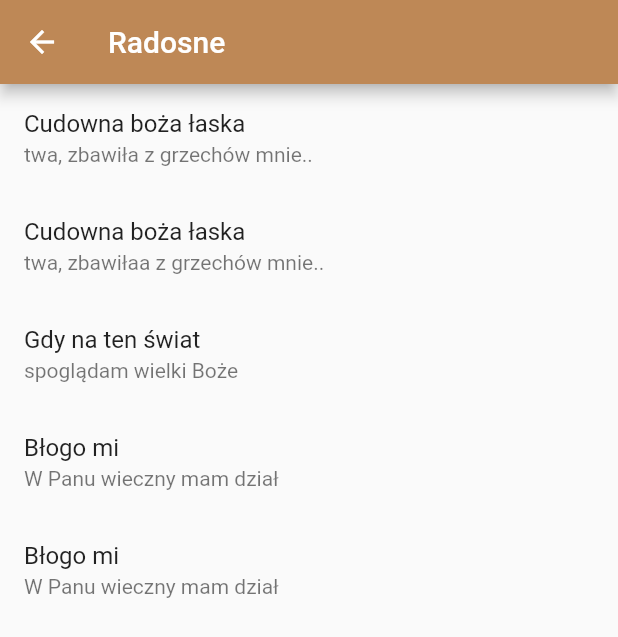
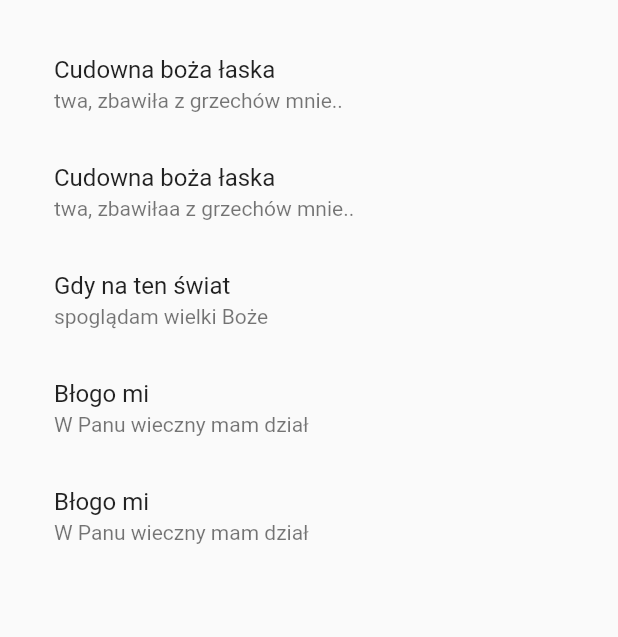
Before and after one commit to Wikcio1618/HymnalApp, a Flutter app: the CategoryMenu widget shown alone on an empty page, opened directly, after a tap on "Radosne", on a phone screen of 412 x 824 dp. Shown: the top 637 px of the screen. Run offline on Flutter 3.47's test engine with Material 2 defaults, Android fonts, the phone set to English and light mode, and no system bars; our stand-ins replace google_fonts.

Commit message:
categories changes

```diff
--- a/lib/search/category_discover.dart
+++ b/lib/search/category_discover.dart
@@ -13,11 +13,11 @@ class DiscoverCategoryPage extends StatelessWidget {
 
   @override
   Widget build(BuildContext context) {
-    return Scaffold(
-      appBar: AppBar(title: Text(Categories.values[option].name)),
-      body: ListView.builder(
-          itemCount: hymnsOfCategory.length, itemBuilder: tileBuilder),
-    );
+    return ListView.builder(
+        physics: const BouncingScrollPhysics(),
+        shrinkWrap: true,
+        itemCount: hymnsOfCategory.length,
+        itemBuilder: tileBuilder);
   }
 
   Widget tileBuilder(BuildContext context, int index) =>
--- a/lib/search/search_category.dart
+++ b/lib/search/search_category.dart
@@ -1,5 +1,7 @@
 import 'package:flutter/material.dart';
 import 'package:hymnal_app/model/enums.dart';
+import 'package:hymnal_app/services/navigation_song_notifier.dart';
+import 'package:provider/provider.dart';
 import 'category_discover.dart';
 import '../model/hymn.dart';
 
@@ -13,9 +15,11 @@ class CategoryMenu extends StatefulWidget {
 class _CategoryMenuState extends State<CategoryMenu> {
   @override
   Widget build(BuildContext context) {
-    return Container(
+    return Consumer<StateAndSongNotifier>(
+      builder: (context, state, child) => Container(
         padding: const EdgeInsets.all(20.0),
-      child: GridView.builder(
+        child: state.categoryState == null
+            ? GridView.builder(
                 physics: const NeverScrollableScrollPhysics(),
                 shrinkWrap: true,
                 gridDelegate: const SliverGridDelegateWithFixedCrossAxisCount(
@@ -25,17 +29,20 @@ class _CategoryMenuState extends State<CategoryMenu> {
                   crossAxisSpacing: 10,
                 ),
                 itemCount: Categories.values.length,
-          itemBuilder: buttonBuilder),
+                itemBuilder: buttonBuilder)
+            : DiscoverCategoryPage(state.categoryState!),
+      ),
     );
   }
 
   Widget buttonBuilder(BuildContext context, int index) {
-    return OutlinedButton(
+    return Consumer<StateAndSongNotifier>(
+      builder: (context, state, child) => OutlinedButton(
         style: ButtonStyle(
             backgroundColor:
                 MaterialStateProperty.all(Categories.values[index].color),
-          foregroundColor:
-              MaterialStateProperty.all(const Color.fromARGB(255, 111, 86, 55)),
+            foregroundColor: MaterialStateProperty.all(
+                const Color.fromARGB(255, 111, 86, 55)),
             shape: MaterialStateProperty.all(
               RoundedRectangleBorder(
                 side: const BorderSide(width: 2, color: Colors.black),
@@ -43,17 +50,13 @@ class _CategoryMenuState extends State<CategoryMenu> {
               ),
             )),
         onPressed: () {
-        Navigator.of(context).push(
-          MaterialPageRoute(
-            builder: (BuildContext context) {
-              return DiscoverCategoryPage(index);
-            },
-          ),
-        );
+          state.changeCategoryState(index);
+          state.changeSearchBarVisibility(false);
         },
         child: Text(
             style: const TextStyle(fontSize: 26),
             Hymn.getCategoriesSortedAlphabetically()[index].name),
+      ),
     );
   }
 }
--- a/lib/services/navigation_song_notifier.dart
+++ b/lib/services/navigation_song_notifier.dart
@@ -6,16 +6,31 @@ class StateAndSongNotifier extends ChangeNotifier {
   int currPage = 0;
   Hymn currSong = Hymn.hymns[0];
   bool isAppBarVisible = true;
+  int? categoryState;
+  bool isSearchBarVisible = true;
 
   void changeSong(Hymn hymn) {
     currSong = hymn;
-
     notifyListeners();
   }
 
   void changeState(int state) {
     currPage = state;
+    notifyListeners();
+  }
 
+  void changeCategoryState(int val) {
+    categoryState = val;
+    notifyListeners();
+  }
+
+  void changeAppBarVisibility(bool val) {
+    isAppBarVisible = val;
+    notifyListeners();
+  }
+
+  void changeSearchBarVisibility(bool val) {
+    isSearchBarVisible = val;
     notifyListeners();
   }
 }
--- a/lib/services/tile_builder.dart
+++ b/lib/services/tile_builder.dart
@@ -33,7 +33,6 @@ class TileBuilder {
           onTap: () {
             state.changeState(0);
             state.changeSong(hymn);
-
             // Navigator.of(context).pushNamed('/', arguments: 1); // coming from navigation opt. 1 (will be change when collections are added)
           },
         ),
```
Also changed, not shown: lib/root_search.dart (+5 -4 lines). Lines whose indentation alone changed are shown as unchanged.
